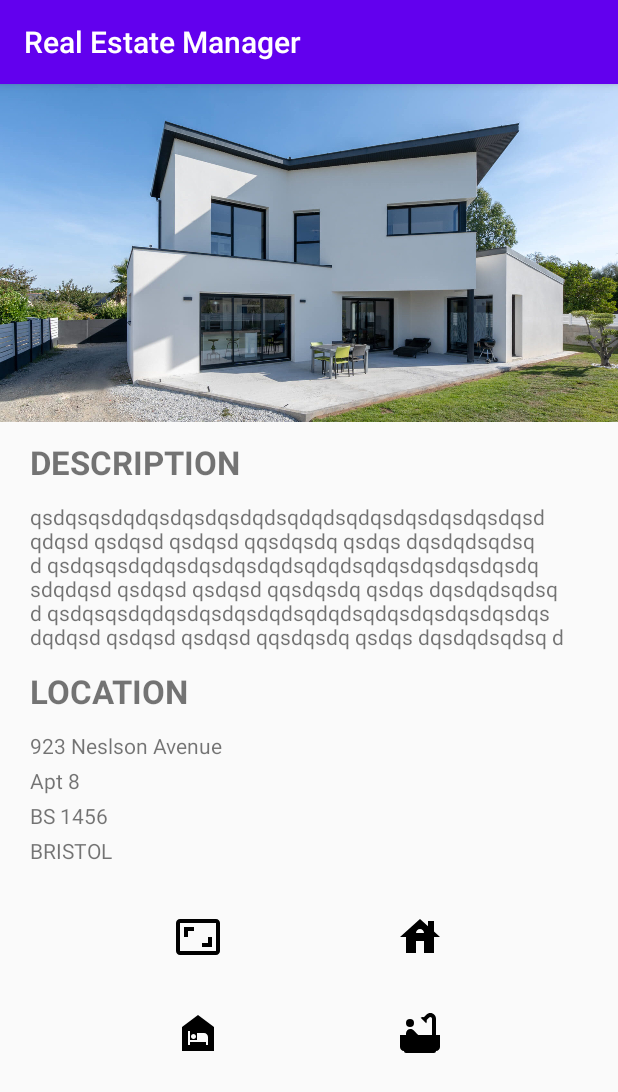
After one commit to zavekl/RealEstateManagerP9, an Android app: the DescriptionRealEstateActivity screen opened directly, with no data from a screen before it, on a phone screen of 412 x 824 dp. The commit adds this screen. Shown: the top 1092 px of the screen. Run offline under Robolectric (Android 15) with nearby library versions, the phone set to English and light mode, and no system bars.

Commit message:
Add description activity when click on RecyclerView item

```diff
--- a/app/src/main/AndroidManifest.xml
+++ b/app/src/main/AndroidManifest.xml
@@ -19,6 +19,7 @@
                 <category android:name="android.intent.category.LAUNCHER" />
             </intent-filter>
         </activity>
+        <activity android:name="com.openclassrooms.realestatemanager.DescriptionRealEstateActivity" />
     </application>
 
 </manifest>
--- /dev/null
+++ b/app/src/main/java/com/openclassrooms/realestatemanager/DescriptionRealEstateActivity.java
@@ -0,0 +1,17 @@
+package com.openclassrooms.realestatemanager;
+
+import android.os.Bundle;
+import android.widget.TextView;
+
+import androidx.appcompat.app.AppCompatActivity;
+
+/**
+ * Created by <NIATEL Brice> on <29/12/2020>.
+ */
+public class DescriptionRealEstateActivity extends AppCompatActivity {
+    @Override
+    protected void onCreate(Bundle savedInstanceState) {
+        super.onCreate(savedInstanceState);
+        setContentView(R.layout.description_activity);
+    }
+}
--- a/app/src/main/java/com/openclassrooms/realestatemanager/ListRealEstateRVAdapter.java
+++ b/app/src/main/java/com/openclassrooms/realestatemanager/ListRealEstateRVAdapter.java
@@ -1,21 +1,18 @@
 package com.openclassrooms.realestatemanager;
 
 import android.content.Context;
-import android.os.Build;
+import android.content.Intent;
 import android.view.LayoutInflater;
 import android.view.View;
 import android.view.ViewGroup;
 import android.widget.ImageView;
 import android.widget.TextView;
-import android.widget.Toast;
 
 import androidx.annotation.NonNull;
-import androidx.constraintlayout.widget.ConstraintLayout;
 import androidx.recyclerview.widget.RecyclerView;
 
 import com.bumptech.glide.Glide;
 
-import java.util.ArrayList;
 import java.util.List;
 
 /**
@@ -23,7 +20,7 @@ import java.util.List;
  */
 class ListRealEstateRVAdapter extends RecyclerView.Adapter<ListRealEstateRVAdapter.ViewHolder> {
     private static final String TAG = "ListRealEstateRVAdapter";
-    private List<RealEstate> mItemRealEstate = new ArrayList<>();
+    private List<RealEstate> mItemRealEstate;
 
     private final Context mContext;
 
@@ -41,7 +38,7 @@ class ListRealEstateRVAdapter extends RecyclerView.Adapter<ListRealEstateRVAdapt
     }
 
     @Override
-    public void onBindViewHolder(@NonNull ViewHolder holder, int position) {
+    public void onBindViewHolder(@NonNull ViewHolder holder, final int position) {
         holder.mType.setText(mItemRealEstate.get(position).getmType());
         holder.mTown.setText(mItemRealEstate.get(position).getmAddress());
 
@@ -52,6 +49,13 @@ class ListRealEstateRVAdapter extends RecyclerView.Adapter<ListRealEstateRVAdapt
                 .load(mItemRealEstate.get(position).getmDrawable())
                 .centerCrop()
                 .into(holder.mImageView);
+        holder.mImageView.setOnClickListener(new View.OnClickListener() {
+            @Override
+            public void onClick(View v) {
+                Intent intent = new Intent(mContext,DescriptionRealEstateActivity.class);
+                mContext.startActivity(intent);
+            }
+        });
     }
 
     @Override
--- a/app/src/main/java/com/openclassrooms/realestatemanager/RVListRealEstateFragment.java
+++ b/app/src/main/java/com/openclassrooms/realestatemanager/RVListRealEstateFragment.java
@@ -5,6 +5,7 @@ import androidx.core.content.res.ResourcesCompat;
 import androidx.lifecycle.ViewModelProvider;
 import androidx.lifecycle.ViewModelStoreOwner;
 
+import android.graphics.drawable.BitmapDrawable;
 import android.graphics.drawable.Drawable;
 import android.os.Bundle;
 
@@ -40,7 +41,7 @@ public class RVListRealEstateFragment extends Fragment {
     @Override
     public void onActivityCreated(@Nullable Bundle savedInstanceState) {
         super.onActivityCreated(savedInstanceState);
-        mViewModel = new ViewModelProvider((ViewModelStoreOwner) this, new ViewModelProvider.NewInstanceFactory()).get(RVListRealEstateViewModel.class);
+        mViewModel = new ViewModelProvider(this, new ViewModelProvider.NewInstanceFactory()).get(RVListRealEstateViewModel.class);
         // TODO: Use the ViewModel
     }
 
@@ -79,14 +80,14 @@ public class RVListRealEstateFragment extends Fragment {
                 new RealEstate("Maison1", 120000, 520.25f, 16, "Description1",
                         "adresse1", "Rien", drawable1, false, "12/2/2019", "0", "Jean"),
                 new RealEstate("Maison2", 210000, 520.25f, 16, "Description2",
-                        "adresse2", "Rien", drawable2, false, "12/2/2019", "0", "Jean"),
+                        "adresse2", "Rien",drawable2 , false, "12/2/2019", "0", "Jean"),
                 new RealEstate("Maison3", 170000, 520.25f, 16, "Description3",
-                        "adresse3", "Rien", drawable3, false, "12/2/2019", "0", "Jean"),
+                        "adresse3", "Rien",drawable3 , false, "12/2/2019", "0", "Jean"),
                 new RealEstate("Maison4", 260000, 520.25f, 16, "Description4",
-                        "adresse4", "Rien", drawable4, false, "12/2/2019", "0", "Jean"),
+                        "adresse4", "Rien",drawable4 , false, "12/2/2019", "0", "Jean"),
                 new RealEstate("Maison5", 190000, 520.25f, 16, "Description5",
-                        "adresse5", "Rien", drawable5, false, "12/2/2019", "0", "Jean"),
+                        "adresse5", "Rien",drawable5 , false, "12/2/2019", "0", "Jean"),
                 new RealEstate("Maison6", 230000, 520.25f, 16, "Description6",
-                        "adresse6", "Rien", drawable6, false, "12/2/2019", "0", "Jean"));
+                        "adresse6", "Rien",drawable6 , false, "12/2/2019", "0", "Jean"));
     }
 }
--- a/app/src/main/java/com/openclassrooms/realestatemanager/RealEstate.java
+++ b/app/src/main/java/com/openclassrooms/realestatemanager/RealEstate.java
@@ -5,7 +5,7 @@ import android.graphics.drawable.Drawable;
 /**
  * Created by <NIATEL Brice> on <16/12/2020>.
  */
-public class RealEstate {
+public class RealEstate{
     //TODO avec la classe address pour généraliser?
     private String mType;
     private int mPrice;
@@ -29,7 +29,7 @@ public class RealEstate {
         this.mDescription = mDescription;
         this.mAddress = mAddress;
         this.mPointOfInterest = mPointOfInterest;
-        this.mDrawable= mDrawable;
+        this.mDrawable = mDrawable;
         this.mBuy = mBuy;
         this.mIncommingDate = mIncommingDate;
         this.mDateOfSale = mDateOfSale;
@@ -131,4 +131,5 @@ public class RealEstate {
     public void setmDrawable(Drawable mDrawable) {
         this.mDrawable = mDrawable;
     }
+
 }
--- /dev/null
+++ b/app/src/main/res/drawable/ic_bathtub_black.xml
@@ -0,0 +1,5 @@
+<vector android:height="24dp" android:viewportHeight="24"
+    android:viewportWidth="24" android:width="24dp" xmlns:android="http://schemas.android.com/apk/res/android">
+    <path android:fillColor="#000000" android:pathData="M7,7m-2,0a2,2 0,1 1,4 0a2,2 0,1 1,-4 0"/>
+    <path android:fillColor="#000000" android:pathData="M20,13V4.83C20,3.27 18.73,2 17.17,2c-0.75,0 -1.47,0.3 -2,0.83l-1.25,1.25C13.76,4.03 13.59,4 13.41,4c-0.4,0 -0.77,0.12 -1.08,0.32l2.76,2.76c0.2,-0.31 0.32,-0.68 0.32,-1.08c0,-0.18 -0.03,-0.34 -0.07,-0.51l1.25,-1.25C16.74,4.09 16.95,4 17.17,4C17.63,4 18,4.37 18,4.83V13h-6.85c-0.3,-0.21 -0.57,-0.45 -0.82,-0.72l-1.4,-1.55c-0.19,-0.21 -0.43,-0.38 -0.69,-0.5C7.93,10.08 7.59,10 7.24,10C6,10.01 5,11.01 5,12.25V13H2v6c0,1.1 0.9,2 2,2c0,0.55 0.45,1 1,1h14c0.55,0 1,-0.45 1,-1c1.1,0 2,-0.9 2,-2v-6H20z"/>
+</vector>
--- /dev/null
+++ b/app/src/main/res/drawable/ic_bedroom.xml
@@ -0,0 +1,4 @@
+<vector android:height="24dp" android:viewportHeight="24"
+    android:viewportWidth="24" android:width="24dp" xmlns:android="http://schemas.android.com/apk/res/android">
+    <path android:fillColor="#000000" android:pathData="M12,3L4,9v12h16V9L12,3zM9.75,12.5c0.69,0 1.25,0.56 1.25,1.25S10.44,15 9.75,15S8.5,14.44 8.5,13.75S9.06,12.5 9.75,12.5zM17,18h-1v-1.5H8V18H7v-7h1v4.5h3.5V12H15c1.1,0 2,0.9 2,2V18z"/>
+</vector>
--- /dev/null
+++ b/app/src/main/res/drawable/ic_home.xml
@@ -0,0 +1,4 @@
+<vector android:height="24dp" android:viewportHeight="24"
+    android:viewportWidth="24" android:width="24dp" xmlns:android="http://schemas.android.com/apk/res/android">
+    <path android:fillColor="#000000" android:pathData="M10,20v-6h4v6h5v-8h3L12,3 2,12h3v8z"/>
+</vector>
--- /dev/null
+++ b/app/src/main/res/drawable/ic_size.xml
@@ -0,0 +1,4 @@
+<vector android:height="24dp" android:viewportHeight="24"
+    android:viewportWidth="24" android:width="24dp" xmlns:android="http://schemas.android.com/apk/res/android">
+    <path android:fillColor="#000000" android:pathData="M19,12h-2v3h-3v2h5v-5zM7,9h3L10,7L5,7v5h2L7,9zM21,3L3,3c-1.1,0 -2,0.9 -2,2v14c0,1.1 0.9,2 2,2h18c1.1,0 2,-0.9 2,-2L23,5c0,-1.1 -0.9,-2 -2,-2zM21,19.01L3,19.01L3,4.99h18v14.02z"/>
+</vector>
--- /dev/null
+++ b/app/src/main/res/layout/description_activity.xml
@@ -0,0 +1,140 @@
+<?xml version="1.0" encoding="utf-8"?>
+<ScrollView xmlns:android="http://schemas.android.com/apk/res/android"
+    xmlns:app="http://schemas.android.com/apk/res-auto"
+    android:layout_width="match_parent"
+    android:layout_height="match_parent">
+
+
+    <androidx.constraintlayout.widget.ConstraintLayout
+        android:layout_width="match_parent"
+        android:layout_height="wrap_content">
+
+        <ImageView
+            android:id="@+id/iv_description"
+            android:layout_width="match_parent"
+            android:layout_height="225dp"
+            android:scaleType="centerCrop"
+            android:src="@drawable/house_five"
+            app:layout_constraintEnd_toEndOf="parent"
+            app:layout_constraintStart_toStartOf="parent"
+            app:layout_constraintTop_toTopOf="parent" />
+
+
+        <TextView
+            android:id="@+id/tv_title_description"
+            android:layout_width="wrap_content"
+            android:layout_height="wrap_content"
+            android:layout_marginStart="20dp"
+            android:layout_marginTop="12dp"
+            android:text="DESCRIPTION"
+            android:textSize="22sp"
+            android:textStyle="bold"
+            app:layout_constraintStart_toStartOf="parent"
+            app:layout_constraintTop_toBottomOf="@id/iv_description" />
+
+        <TextView
+            android:id="@+id/tv_description"
+            android:layout_width="match_parent"
+            android:layout_height="wrap_content"
+            android:layout_marginStart="20dp"
+            android:layout_marginTop="12dp"
+            android:layout_marginEnd="24dp"
+            android:maxLines="6"
+            android:text="qsdqsqsdqdqsdqsdqsdqdsqdqdsqdqsdqsdqsdqsdqsdqdqsd qsdqsd qsdqsd qqsdqsdq qsdqs dqsdqdsqdsq d qsdqsqsdqdqsdqsdqsdqdsqdqdsqdqsdqsdqsdqsdqsdqdqsd qsdqsd qsdqsd qqsdqsdq qsdqs dqsdqdsqdsq d qsdqsqsdqdqsdqsdqsdqdsqdqdsqdqsdqsdqsdqsdqsdqdqsd qsdqsd qsdqsd qqsdqsdq qsdqs dqsdqdsqdsq d qsdqsqsdqdqsdqsdqsdqdsqdqdsqdqsdqsdqsdqsdqsdqdqsd qsdqsd qsdqsd qqsdqsdq qsdqs dqsdqdsqdsq d qsdqsqsdqdqsdqsdqsdqdsqdqdsqdqsdqsdqsdqsdqsdqdqsd qsdqsd qsdqsd qqsdqsdq qsdqs dqsdqdsqdsq d"
+            app:layout_constraintTop_toBottomOf="@id/tv_title_description" />
+
+        <TextView
+            android:id="@+id/tv_title_location"
+            android:layout_width="wrap_content"
+            android:layout_height="wrap_content"
+            android:layout_marginStart="20dp"
+            android:layout_marginTop="12dp"
+            android:text="LOCATION"
+            android:textSize="22sp"
+            android:textStyle="bold"
+            app:layout_constraintStart_toStartOf="parent"
+            app:layout_constraintTop_toBottomOf="@id/tv_description" />
+
+        <TextView
+            android:id="@+id/tv_location1"
+            android:layout_width="wrap_content"
+            android:layout_height="wrap_content"
+            android:layout_marginStart="20dp"
+            android:layout_marginTop="12dp"
+            android:text="923 Neslson Avenue"
+            app:layout_constraintStart_toStartOf="parent"
+            app:layout_constraintTop_toBottomOf="@id/tv_title_location" />
+
+        <TextView
+            android:id="@+id/tv_location2"
+            android:layout_width="wrap_content"
+            android:layout_height="wrap_content"
+            android:layout_marginStart="20dp"
+            android:layout_marginTop="4dp"
+            android:text="Apt 8"
+            app:layout_constraintStart_toStartOf="parent"
+            app:layout_constraintTop_toBottomOf="@id/tv_location1" />
+
+        <TextView
+            android:id="@+id/tv_location3"
+            android:layout_width="wrap_content"
+            android:layout_height="wrap_content"
+            android:layout_marginStart="20dp"
+            android:layout_marginTop="4dp"
+            android:text="BS 1456"
+            app:layout_constraintStart_toStartOf="parent"
+            app:layout_constraintTop_toBottomOf="@id/tv_location2" />
+
+        <TextView
+            android:id="@+id/tv_location4"
+            android:layout_width="wrap_content"
+            android:layout_height="wrap_content"
+            android:layout_marginStart="20dp"
+            android:layout_marginTop="4dp"
+            android:text="BRISTOL"
+            app:layout_constraintStart_toStartOf="parent"
+            app:layout_constraintTop_toBottomOf="@id/tv_location3" />
+
+        <ImageView
+            android:id="@+id/iv_surface"
+            android:layout_width="32dp"
+            android:layout_height="32dp"
+            android:layout_marginTop="32dp"
+            android:src="@drawable/ic_size"
+            app:layout_constraintEnd_toStartOf="@id/iv_room"
+            app:layout_constraintStart_toStartOf="parent"
+            app:layout_constraintTop_toBottomOf="@id/tv_location4" />
+
+        <ImageView
+            android:id="@+id/iv_room"
+            android:layout_width="32dp"
+            android:layout_height="32dp"
+            android:layout_marginTop="32dp"
+            android:src="@drawable/ic_house"
+            app:layout_constraintEnd_toEndOf="parent"
+            app:layout_constraintStart_toEndOf="@id/iv_surface"
+            app:layout_constraintTop_toBottomOf="@id/tv_location4"
+            app:tint="@android:color/black" />
+
+        <ImageView
+            android:id="@+id/iv_bedroom"
+            android:layout_width="32dp"
+            android:layout_height="32dp"
+            android:layout_marginTop="32dp"
+            android:src="@drawable/ic_bedroom"
+            app:layout_constraintEnd_toStartOf="@id/iv_bathroom"
+            app:layout_constraintStart_toStartOf="parent"
+            app:layout_constraintTop_toBottomOf="@id/iv_surface" />
+
+        <ImageView
+            android:id="@+id/iv_bathroom"
+            android:layout_width="32dp"
+            android:layout_height="32dp"
+            android:layout_marginTop="32dp"
+            android:src="@drawable/ic_bathtub_black"
+            app:layout_constraintEnd_toEndOf="parent"
+            app:layout_constraintStart_toEndOf="@id/iv_surface"
+            app:layout_constraintTop_toBottomOf="@id/iv_surface"
+            android:layout_marginBottom="32dp"/>
+    </androidx.constraintlayout.widget.ConstraintLayout>
+</ScrollView>
```
